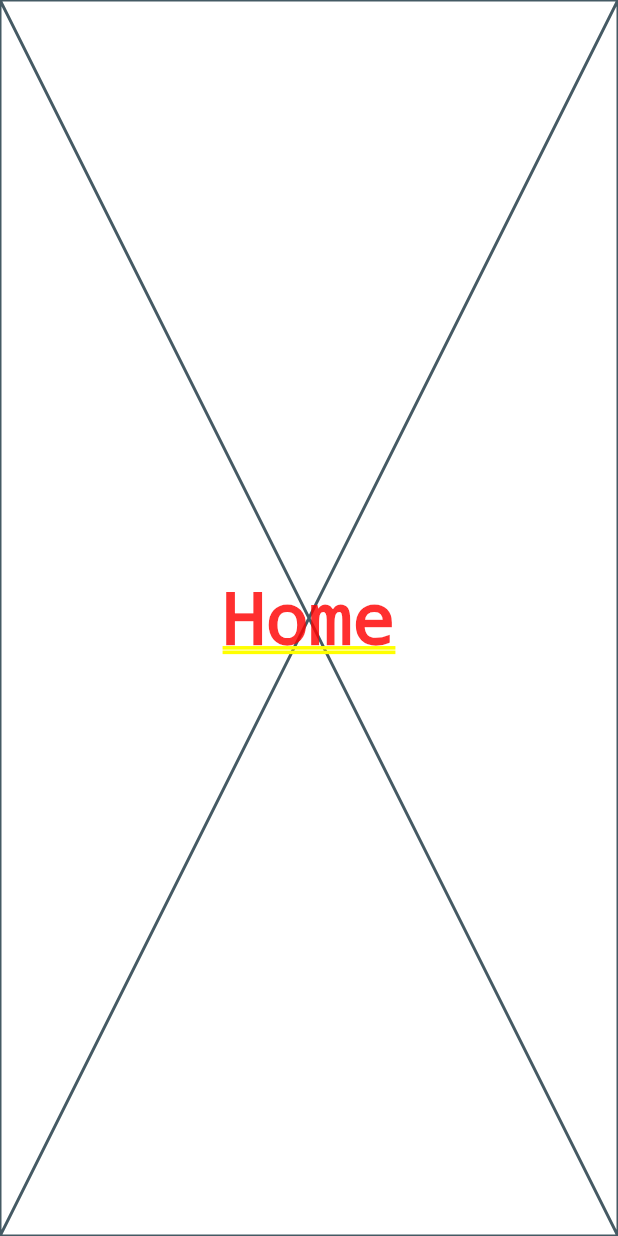
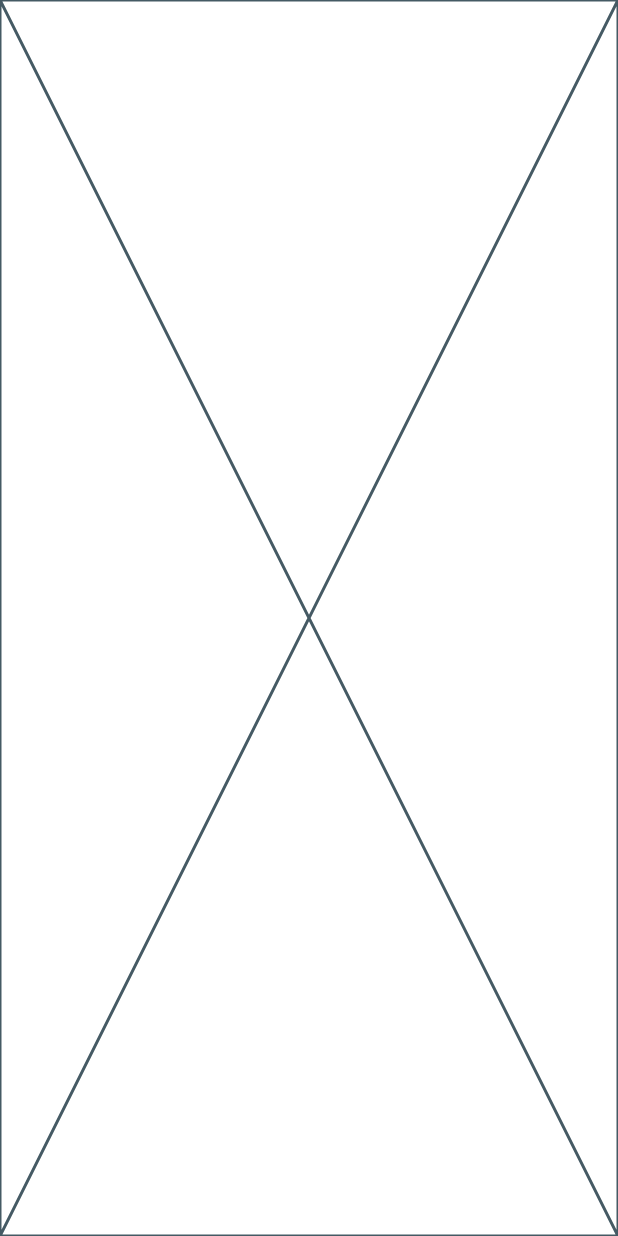
Before and after one commit to Rahul-Sharma-Github/jumbo_foods_app, a Flutter app: the screen it shows after launch, on a phone screen of 412 x 824 dp. Run offline on Flutter 3.47's test engine with Material 3 defaults, Android fonts, the phone set to English and light mode, and no system bars; our stand-ins replace get.

Commit message:
deleted Placeholder widget and add HomePage to home property of GetMaterialApp | Created HomePage Skeleton |

```diff
--- /dev/null
+++ b/lib/app/features/users_panel/home/presentation/pages/home_page.dart
@@ -0,0 +1,10 @@
+import 'package:flutter/material.dart';
+
+class HomePage extends StatelessWidget {
+  const HomePage({super.key});
+
+  @override
+  Widget build(BuildContext context) {
+    return const Placeholder();
+  }
+}
--- a/lib/main.dart
+++ b/lib/main.dart
@@ -1,5 +1,6 @@
 import 'package:flutter/material.dart';
 import 'package:get/get.dart';
+import 'package:jumbo_foods_app/app/features/users_panel/home/presentation/pages/home_page.dart';
 
 void main() {
   runApp(const MyApp());
@@ -16,11 +17,7 @@ class MyApp extends StatelessWidget {
         colorScheme: ColorScheme.fromSeed(seedColor: Colors.green),
         useMaterial3: true,
       ),
-      home: const Placeholder(
-        child: Center(
-          child: Text('Home'),
-        ),
-      ),
+      home: const HomePage(),
     );
   }
 }
```
Also changed, not shown: lib/app/features/users_panel/home/presentation/pages/my_services_page/my_services_page.dart (deleted, +0 -397 lines).
